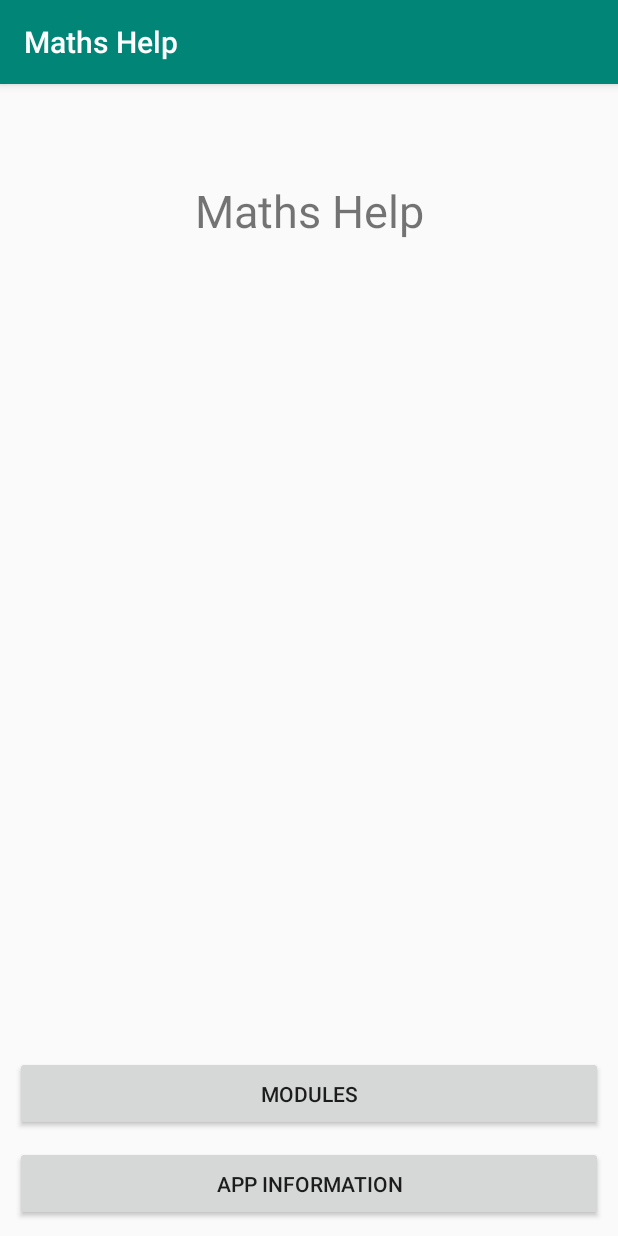
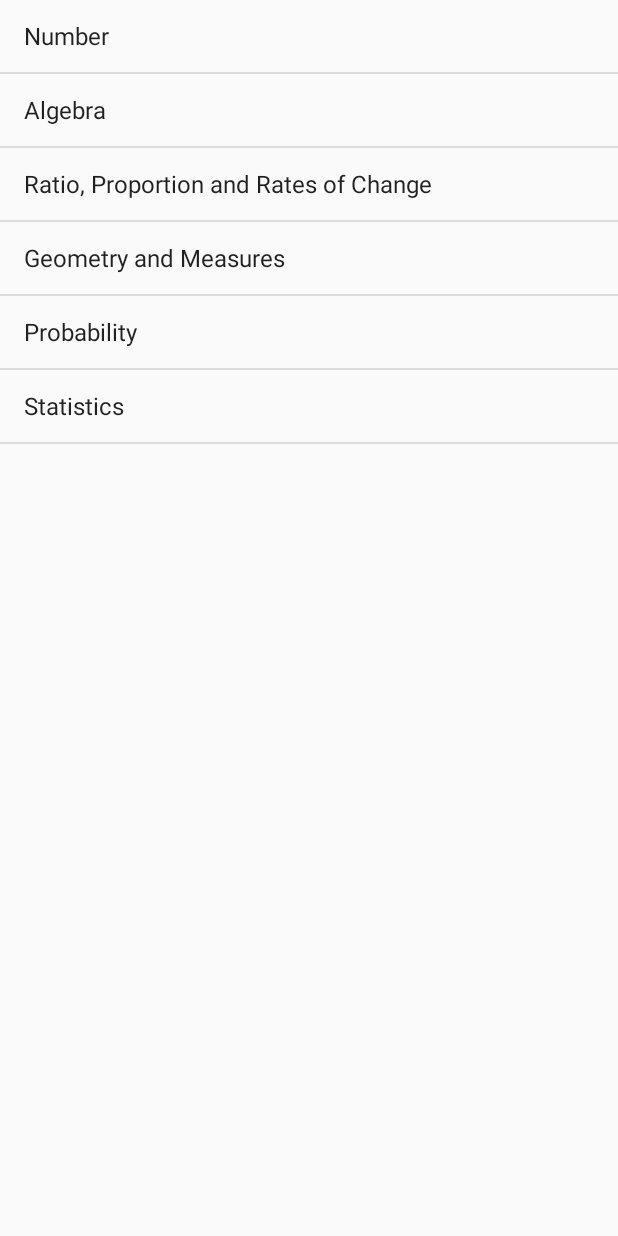
Before and after one commit to AlphaMustang/thirdYearProject, an Android app: the screen it shows after launch (MainActivity before the commit, modulesPage after it), after a tap on "MODULES", on a phone screen of 412 x 824 dp. Run offline under Robolectric (Android 15) with nearby library versions, the phone set to English and light mode, and no system bars.

Commit message:
Created a ListFragment for the modules and populated the list with the names of the modules. The modules are not currently accessible but the names and functions can be viewed.
Signed-off-by: alphamustang <ryan.noel@hotmail.com>

```diff
--- a/app/build.gradle
+++ b/app/build.gradle
@@ -25,6 +25,7 @@ dependencies {
     implementation 'androidx.constraintlayout:constraintlayout:1.1.3'
     implementation 'androidx.legacy:legacy-support-v4:1.0.0'
     implementation 'com.google.android.material:material:1.0.0'
+    implementation 'androidx.recyclerview:recyclerview:1.0.0'
     testImplementation 'junit:junit:4.12'
     androidTestImplementation 'androidx.test.ext:junit:1.1.0'
     androidTestImplementation 'androidx.test.espresso:espresso-core:3.1.1'
--- a/app/src/main/AndroidManifest.xml
+++ b/app/src/main/AndroidManifest.xml
@@ -9,6 +9,10 @@
         android:roundIcon="@mipmap/ic_launcher_round"
         android:supportsRtl="true"
         android:theme="@style/AppTheme">
+        <activity
+            android:name=".modulesPage"
+            android:label="@string/title_activity_modules_page"
+            android:theme="@style/AppTheme.NoActionBar"></activity>
         <activity
             android:name=".informationPage"
             android:label="@string/title_activity_information_page"
--- a/app/src/main/java/com/example/thirdyearproject/MainActivity.java
+++ b/app/src/main/java/com/example/thirdyearproject/MainActivity.java
@@ -8,12 +8,10 @@ import android.view.View;
 
 public class MainActivity extends AppCompatActivity {
 
-    // TODO: .Create Information Page
     // TODO: .Complete informationPage method to link to said information page
     // TODO: .Create a modulesPage fragment, and a listView which contains said fragment
     // TODO: .Complete modulesPage to link to that listView
 
-    // Testing to see if git works
     @Override
     protected void onCreate(Bundle savedInstanceState) {
         super.onCreate(savedInstanceState);
@@ -26,7 +24,8 @@ public class MainActivity extends AppCompatActivity {
     }
 
     public void modulesPage(View view) {
-
+        Intent intent = new Intent(this, modulesPage.class);
+        startActivity(intent);
     }
 
 
--- /dev/null
+++ b/app/src/main/java/com/example/thirdyearproject/ModuleListFragment.java
@@ -0,0 +1,46 @@
+package com.example.thirdyearproject;
+
+
+import android.app.ListFragment;
+import android.os.Bundle;
+
+import androidx.fragment.app.Fragment;
+
+import android.view.LayoutInflater;
+import android.view.View;
+import android.view.ViewGroup;
+import android.widget.ArrayAdapter;
+
+import com.example.thirdyearproject.R;
+
+/**
+ * A simple {@link Fragment} subclass.
+ */
+public class ModuleListFragment extends ListFragment {
+
+
+    public ModuleListFragment() {
+        // Required empty public constructor
+    }
+
+
+    @Override
+    public View onCreateView(LayoutInflater inflater, ViewGroup container,
+                             Bundle savedInstanceState) {
+        // create an array to store each value which you wish to display in the list
+        String[] moduleNames = new String[Module.moduleList.length];
+        // iterate through the modules array adding the names of the module to the list you
+        // have just created
+        for ( int i = 0; i < moduleNames.length; i++ ) {
+            moduleNames[i] = Module.moduleList[i].getName();
+        }
+
+        // create an ArrayAdapter to bind the array to the listFragment
+        ArrayAdapter<String> adapter = new ArrayAdapter<String>( inflater.getContext(), android.R.layout.simple_list_item_1, moduleNames );
+        // bind the ArrayAdapter to the list fragment
+        setListAdapter(adapter);
+
+        return super.onCreateView( inflater, container, savedInstanceState );
+    }
+
+}
--- /dev/null
+++ b/app/src/main/java/com/example/thirdyearproject/modulesPage.java
@@ -0,0 +1,21 @@
+package com.example.thirdyearproject;
+
+import android.os.Bundle;
+
+import com.google.android.material.floatingactionbutton.FloatingActionButton;
+import com.google.android.material.snackbar.Snackbar;
+
+import androidx.appcompat.app.AppCompatActivity;
+import androidx.appcompat.widget.Toolbar;
+
+import android.view.View;
+
+public class modulesPage extends AppCompatActivity {
+
+    @Override
+    protected void onCreate(Bundle savedInstanceState) {
+        super.onCreate(savedInstanceState);
+        setContentView(R.layout.activity_modules_page);
+    }
+
+}
--- /dev/null
+++ b/app/src/main/res/layout/activity_modules_page.xml
@@ -0,0 +1,11 @@
+<?xml version="1.0" encoding="utf-8"?>
+<androidx.coordinatorlayout.widget.CoordinatorLayout xmlns:android="http://schemas.android.com/apk/res/android"
+    xmlns:app="http://schemas.android.com/apk/res-auto"
+    xmlns:tools="http://schemas.android.com/tools"
+    android:layout_width="match_parent"
+    android:layout_height="match_parent"
+    tools:context=".modulesPage">
+
+    <include layout="@layout/content_modules_page" />
+
+</androidx.coordinatorlayout.widget.CoordinatorLayout>
--- /dev/null
+++ b/app/src/main/res/layout/content_modules_page.xml
@@ -0,0 +1,17 @@
+<?xml version="1.0" encoding="utf-8"?>
+<LinearLayout xmlns:android="http://schemas.android.com/apk/res/android"
+    xmlns:app="http://schemas.android.com/apk/res-auto"
+    xmlns:tools="http://schemas.android.com/tools"
+    android:layout_width="match_parent"
+    android:layout_height="match_parent"
+    app:layout_behavior="@string/appbar_scrolling_view_behavior"
+    tools:context=".modulesPage"
+    tools:showIn="@layout/activity_modules_page">
+
+    <fragment
+        class="com.example.thirdyearproject.ModuleListFragment"
+        android:id="@+id/modulesListFragment"
+        android:layout_width="match_parent"
+        android:layout_height="match_parent"/>
+
+</LinearLayout>
--- a/app/src/main/res/values/dimens.xml
+++ b/app/src/main/res/values/dimens.xml
@@ -1,3 +1,4 @@
 <resources>
     <dimen name="fab_margin">16dp</dimen>
+    <dimen name="text_margin">16dp</dimen>
 </resources>
--- a/app/src/main/res/values/strings.xml
+++ b/app/src/main/res/values/strings.xml
@@ -8,4 +8,5 @@
     <!-- TODO: Remove or change this placeholder text -->
     <string name="hello_blank_fragment">Hello blank fragment</string>
     <string name="title_activity_information_page">informationPage</string>
+    <string name="title_activity_modules_page">modulesPage</string>
 </resources>
```
